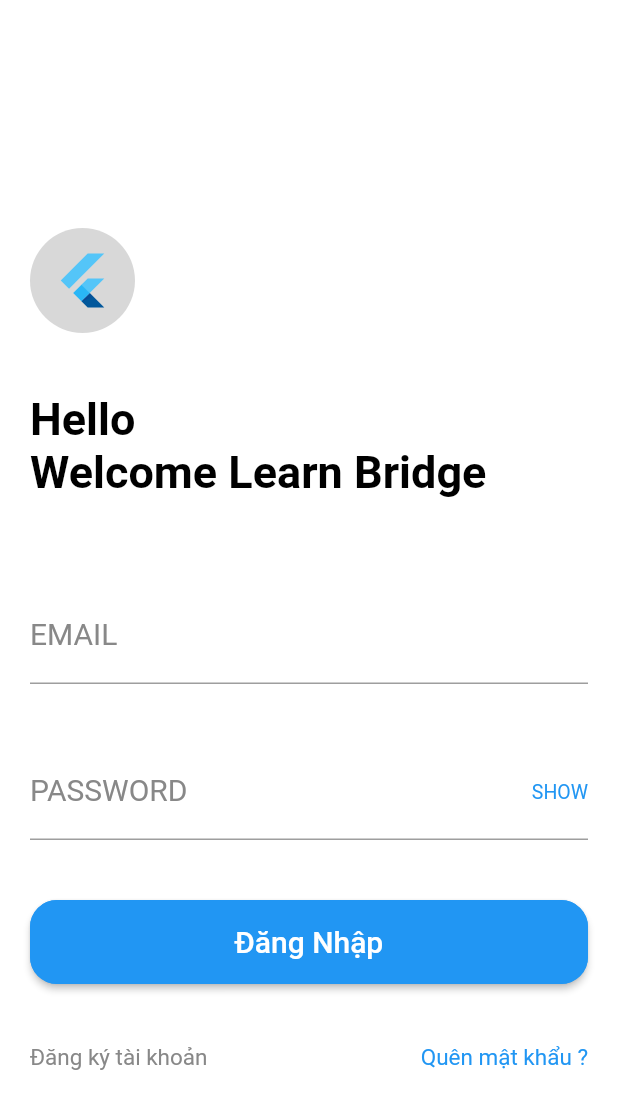
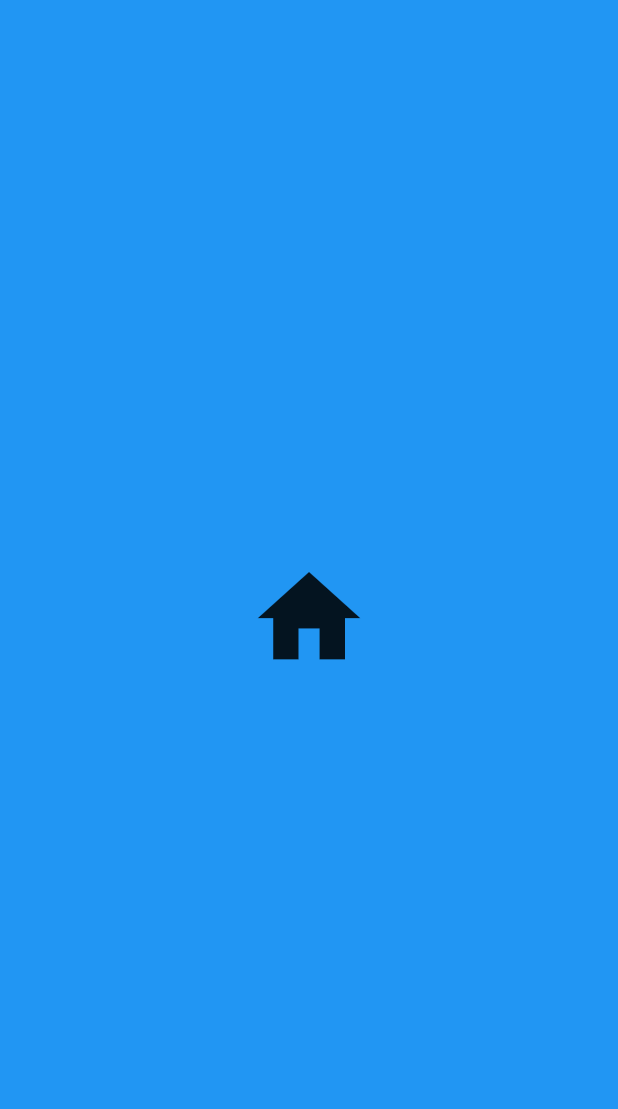
Before and after one commit to Quynhdz19/mobile, a Flutter app: the first screen one second after launch, on a phone screen of 412 x 824 dp. Shown: the top 1109 px of the screen. Run offline on Flutter 3.47's test engine with Material 2 defaults, Android fonts, the phone set to English and light mode, and no system bars; drawn by our look-alikes of animated_splash_screen; our stand-ins replace google_nav_bar, page_transition.

Commit message:
create pages

```diff
--- a/lib/auth/login.dart
+++ b/lib/auth/login.dart
@@ -1,5 +1,6 @@
 import 'package:flutter/material.dart';
 import 'package:mobile_front_end/auth/register.dart';
+import 'package:mobile_front_end/pages/main_page.dart';
 
 import '../pages/home_page.dart';
 
@@ -172,7 +173,7 @@ class _LoginState extends State<LoginPage> {
       }
 
       if (!_invalidEmail && !_invalidPassword) {
-        Navigator.push(context, MaterialPageRoute(builder: (context) => Hompage() ));
+        Navigator.push(context, MaterialPageRoute(builder: (context) => MainPage() ));
       }
     });
   }
--- a/lib/main.dart
+++ b/lib/main.dart
@@ -1,5 +1,6 @@
 import 'package:flutter/material.dart';
 import 'package:mobile_front_end/auth/login.dart';
+import 'package:mobile_front_end/pages/splash_page.dart';
 
 
 void main() {
@@ -8,6 +9,6 @@ void main() {
 class MyApp extends StatelessWidget {
   @override
   Widget build(BuildContext context) {
-    return new MaterialApp(home: LoginPage(),);
+    return new MaterialApp(home: SplashPage(),);
   }
 }
--- /dev/null
+++ b/lib/pages/splash_page.dart
@@ -0,0 +1,18 @@
+import 'package:flutter/material.dart';
+import 'package:animated_splash_screen/animated_splash_screen.dart';
+import 'package:page_transition/page_transition.dart';
+import 'package:mobile_front_end/auth/login.dart';
+
+class SplashPage extends StatelessWidget {
+  const SplashPage({Key? key}) : super(key: key);
+
+  @override
+  Widget build(BuildContext context) {
+    return AnimatedSplashScreen(duration: 1000,
+        splash: Icons.home,
+        nextScreen: LoginPage(),
+        splashTransition: SplashTransition.fadeTransition,
+        // pageTransitionType: PageTransitionType.scale,
+        backgroundColor: Colors.blue);
+  }
+}
--- a/pubspec.yaml
+++ b/pubspec.yaml
@@ -27,6 +27,8 @@ dependencies:
   # Use with the CupertinoIcons class for iOS style icons.
   cupertino_icons: ^1.0.2
   momentum: ^2.1.1
+  animated_splash_screen: ^1.3.0
+  page_transition: ^2.0.9
 
 dev_dependencies:
   flutter_test:
```
Also changed, not shown: lib/pages/home_page.dart (+48 -16 lines), lib/pages/learn_page.dart (added, +14 -0 lines), lib/pages/main_page.dart (added, +53 -0 lines), lib/pages/profile_page.dart (added, +14 -0 lines), lib/pages/settings_page.dart (added, +14 -0 lines), assets/images/splash.jpeg (added), pubspec.lock.
